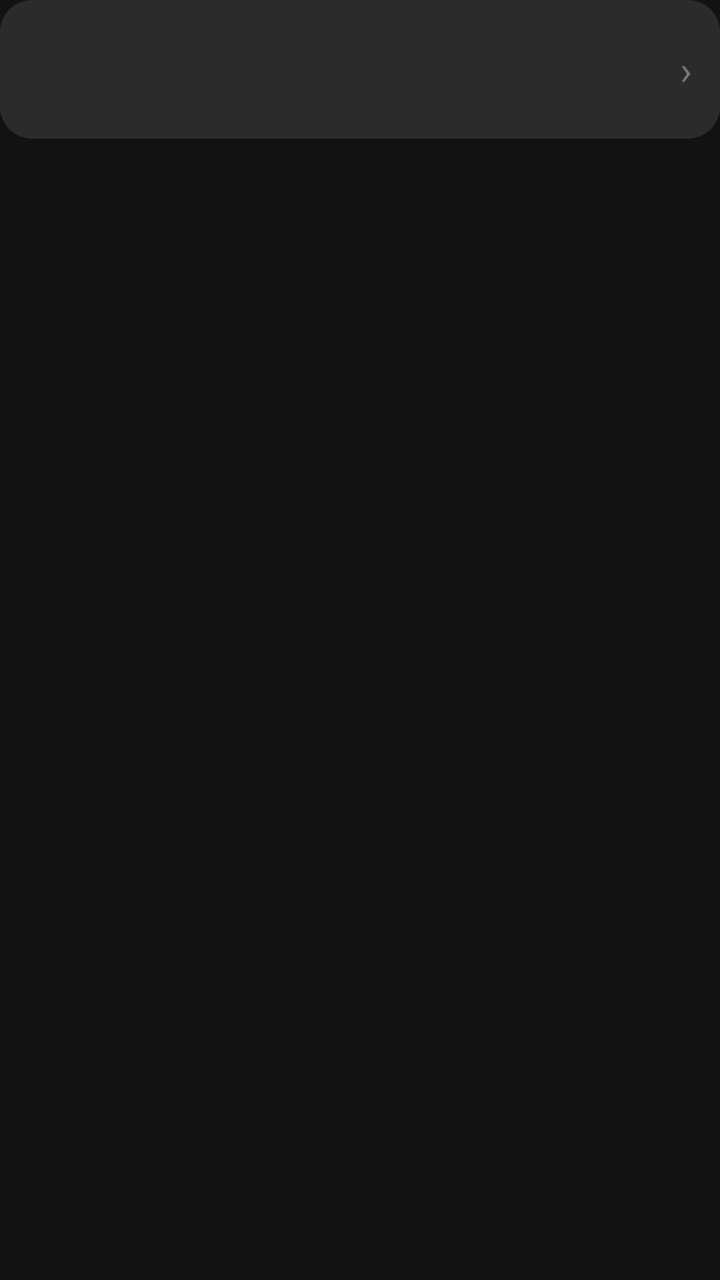
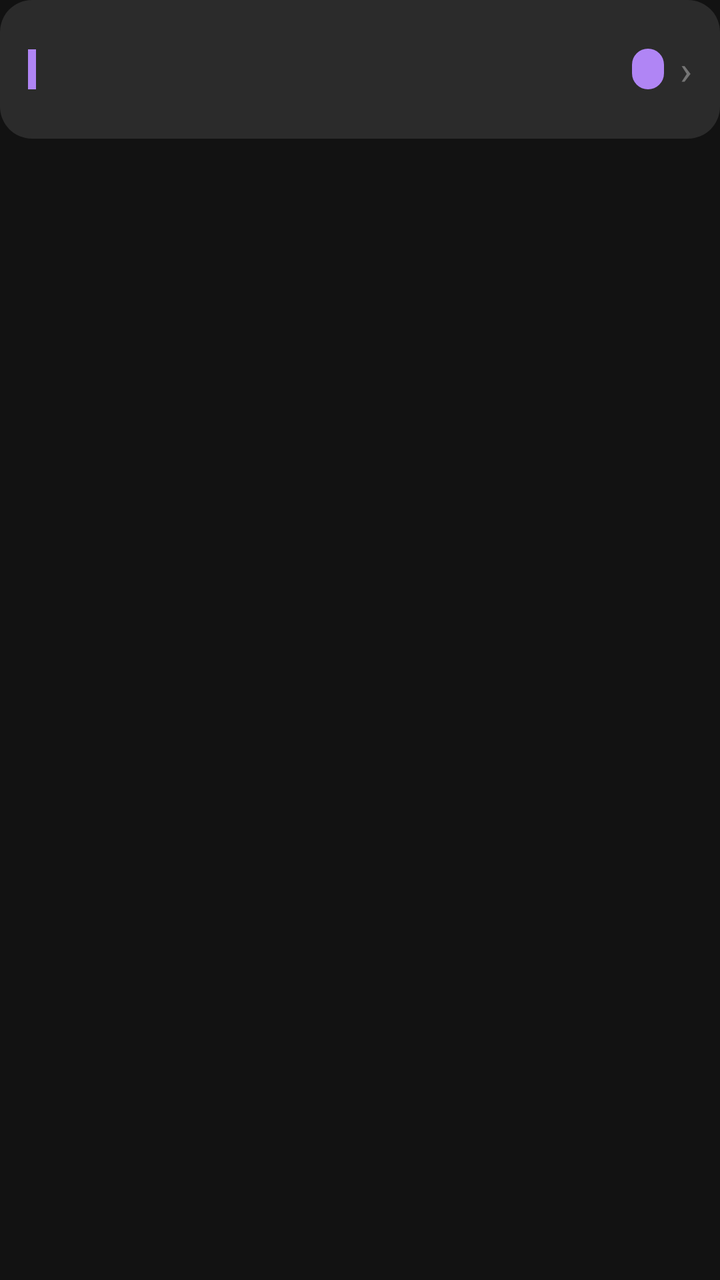

An Android layout rendered at two revisions. The XML below is the earlier revision; the diff shows what the commit changed to produce the second picture.
<!-- AndroidManifest.xml: application theme Theme.Library.Default -->
<!-- res/layout/item_series.xml -->
<LinearLayout xmlns:android="http://schemas.android.com/apk/res/android"
    android:layout_width="match_parent"
    android:layout_height="wrap_content"
    android:orientation="vertical"
    android:layout_marginBottom="8dp">

    <LinearLayout
        android:id="@+id/seriesCardRow"
        android:layout_width="match_parent"
        android:layout_height="wrap_content"
        android:orientation="horizontal"
        android:gravity="center_vertical"
        android:padding="14dp"
        android:background="@drawable/settings_card_bg"
        android:foreground="?attr/selectableItemBackground"
        android:clickable="true"
        android:focusable="true">

        <LinearLayout
            android:layout_width="0dp"
            android:layout_height="wrap_content"
            android:layout_weight="1"
            android:orientation="vertical">

            <TextView
                android:id="@+id/seriesNameText"
                android:layout_width="match_parent"
                android:layout_height="wrap_content"
                android:textSize="16sp"
                android:textStyle="bold" />

            <TextView
                android:id="@+id/seriesSummaryText"
                android:layout_width="match_parent"
                android:layout_height="wrap_content"
                android:textSize="13sp"
                android:alpha="0.8"
                android:layout_marginTop="2dp" />

            <TextView
                android:id="@+id/seriesMissingText"
                android:layout_width="match_parent"
                android:layout_height="wrap_content"
                android:textSize="12sp"
                android:textColor="?attr/appColorDelete"
                android:layout_marginTop="2dp"
                android:visibility="gone" />

        </LinearLayout>

        <TextView
            android:layout_width="wrap_content"
            android:layout_height="wrap_content"
            android:text="›"
            android:textSize="20sp"
            android:alpha="0.5" />

    </LinearLayout>

</LinearLayout>
<!-- resources referenced by this layout -->
<resources>
  <!-- drawable settings_card_bg (drawable) -->
  <shape xmlns:android="http://schemas.android.com/apk/res/android" android:shape="rectangle">
      <solid android:color="?attr/appColorSurface" />
      <corners android:radius="16dp" />
  </shape>
  <style name="Theme.Library.Default" parent="Theme.MaterialComponents.NoActionBar">
          <item name="appColorPrimary">#B085F5</item>
          <item name="appColorOnPrimary">#000000</item>
          <item name="appColorOnSurface">#FFFFFF</item>
          <item name="appColorDelete">#E57373</item>
          <item name="appColorSurface">#2B2B2B</item>
          <item name="appColorDuplicateTagBg">#444444</item>
          <item name="appColorDuplicateTagText">#DDDDDD</item>
          <item name="colorPrimary">?attr/appColorPrimary</item>
          <item name="colorAccent">?attr/appColorPrimary</item>
          <item name="android:statusBarColor">?attr/appColorPrimary</item>
      </style>
</resources>

<!-- the commit's change to res/layout/item_series.xml (unified diff, before → after) -->
@@ -16,10 +16,16 @@
         android:clickable="true"
         android:focusable="true">
 
+        <View
+            android:layout_width="4dp"
+            android:layout_height="20dp"
+            android:background="?attr/appColorPrimary" />
+
         <LinearLayout
             android:layout_width="0dp"
             android:layout_height="wrap_content"
             android:layout_weight="1"
+            android:layout_marginStart="12dp"
             android:orientation="vertical">
 
             <TextView
@@ -49,6 +55,21 @@
         </LinearLayout>
 
         <TextView
+            android:id="@+id/seriesCountBadge"
+            android:layout_width="wrap_content"
+            android:layout_height="wrap_content"
+            android:background="@drawable/badge_bg"
+            android:textColor="?attr/appColorOnBadge"
+            android:textSize="12sp"
+            android:textStyle="bold"
+            android:paddingStart="8dp"
+            android:paddingEnd="8dp"
+            android:paddingTop="2dp"
+            android:paddingBottom="2dp"
+            android:layout_marginStart="8dp"
+            android:layout_marginEnd="8dp" />
+
+        <TextView
             android:layout_width="wrap_content"
             android:layout_height="wrap_content"
             android:text="›"
<!-- resource entries referenced after the edit -->
@@ -1,11 +1,16 @@
 <!-- resources referenced by this layout -->
 <resources>
+  <!-- drawable badge_bg (drawable) -->
+  <shape xmlns:android="http://schemas.android.com/apk/res/android" android:shape="rectangle">
+      <solid android:color="?attr/appColorBadge" />
+      <corners android:radius="10dp" />
+  </shape>
   <!-- drawable settings_card_bg (drawable) -->
   <shape xmlns:android="http://schemas.android.com/apk/res/android" android:shape="rectangle">
       <solid android:color="?attr/appColorSurface" />
-      <corners android:radius="16dp" />
+      <corners android:radius="?attr/appCornerRadius" />
   </shape>
-  <style name="Theme.Library.Default" parent="Theme.MaterialComponents.NoActionBar">
+  <style name="Theme.Library.Default" parent="Base.Library.Dark">
           <item name="appColorPrimary">#B085F5</item>
           <item name="appColorOnPrimary">#000000</item>
           <item name="appColorOnSurface">#FFFFFF</item>
@@ -13,9 +18,23 @@
           <item name="appColorSurface">#2B2B2B</item>
           <item name="appColorDuplicateTagBg">#444444</item>
           <item name="appColorDuplicateTagText">#DDDDDD</item>
+          <item name="appColorBackground">#121212</item>
+      </style>
+  <style name="Base.Library.Dark" parent="Theme.MaterialComponents.NoActionBar">
           <item name="colorPrimary">?attr/appColorPrimary</item>
           <item name="colorAccent">?attr/appColorPrimary</item>
           <item name="android:statusBarColor">?attr/appColorPrimary</item>
+          <item name="android:windowBackground">?attr/appColorBackground</item>
+          <item name="materialButtonStyle">@style/Widget.Library.Button</item>
+          <item name="appColorButton">?attr/appColorPrimary</item>
+          <item name="appColorOnButton">?attr/appColorOnPrimary</item>
+          <item name="appColorBadge">?attr/appColorPrimary</item>
+          <item name="appColorOnBadge">?attr/appColorOnPrimary</item>
+          <item name="appCornerRadius">16dp</item>
+      </style>
+  <style name="Widget.Library.Button" parent="Widget.MaterialComponents.Button">
+          <item name="backgroundTint">?attr/appColorButton</item>
+          <item name="android:textColor">?attr/appColorOnButton</item>
       </style>
 </resources>
 
